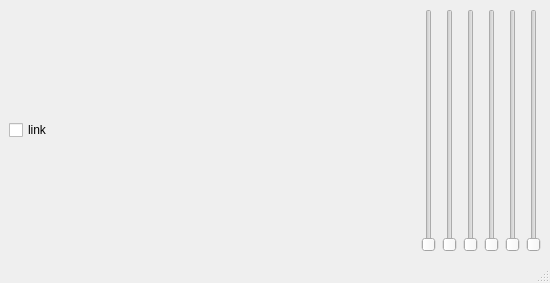
First picture: the form in lights/mainwindow.ui, repository mattvenn/dmx_lights, before the edit.
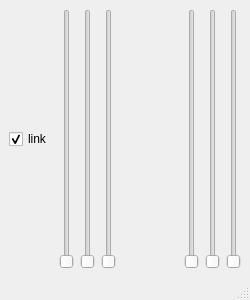
Second picture: the form after the edit.

Commit message: size and title

The edit to the form file:
```diff
--- a/lights/mainwindow.ui
+++ b/lights/mainwindow.ui
@@ -6,8 +6,8 @@
    <rect>
     <x>0</x>
     <y>0</y>
-    <width>550</width>
-    <height>283</height>
+    <width>250</width>
+    <height>300</height>
    </rect>
   </property>
   <property name="windowTitle">
@@ -20,6 +20,9 @@
       <property name="text">
        <string>link</string>
       </property>
+      <property name="checked">
+       <bool>true</bool>
+      </property>
      </widget>
     </item>
     <item>
@@ -58,6 +61,19 @@
     </item>
     <item>
      <layout class="QHBoxLayout" name="horizontalLayout_2">
+      <item>
+       <spacer name="horizontalSpacer">
+        <property name="orientation">
+         <enum>Qt::Horizontal</enum>
+        </property>
+        <property name="sizeHint" stdset="0">
+         <size>
+          <width>40</width>
+          <height>20</height>
+         </size>
+        </property>
+       </spacer>
+      </item>
       <item>
        <widget class="QSlider" name="right_r">
         <property name="maximum">
```
Left out of the diff: 2 changed lines with no effect on the pictures. The commit also changes 1 other file.
